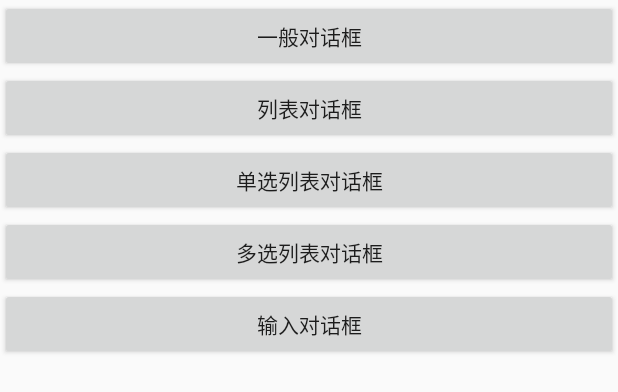
After one commit to iwanggp/My_Android, an Android app: the layout activity_dialog_demo.xml on its own in the app's theme, with its tools: preview values and no code run, on a phone screen of 412 x 824 dp. The commit adds this screen. Shown: the top 392 px of the screen. Run offline under Robolectric (Android 15) with nearby library versions, the phone set to English and light mode, and no system bars.

Commit message:
基本完成了Dialog的常见操作

```diff
--- a/app/src/main/AndroidManifest.xml
+++ b/app/src/main/AndroidManifest.xml
@@ -35,7 +35,9 @@
         <!-- </activity> -->
         <!-- <activity android:name=".HandlerThreadDemo"> -->
         <!-- </activity> -->
-        <!--<activity android:name=".HandlerDemo">-->
+        <!-- <activity android:name=".HandlerDemo"> -->
+        <!-- </activity> -->
+        <!--<activity android:name=".DialogDemoActivity">-->
         <!--</activity>-->
     </application>
 
--- /dev/null
+++ b/app/src/main/res/layout/activity_dialog_demo.xml
@@ -0,0 +1,41 @@
+<?xml version="1.0" encoding="utf-8"?>
+<LinearLayout
+    xmlns:android="http://schemas.android.com/apk/res/android"
+    xmlns:tools="http://schemas.android.com/tools"
+    android:id="@+id/activity_dialog_demo"
+    android:layout_width="match_parent"
+    android:layout_height="match_parent"
+    android:orientation="vertical"
+    tools:context="com.zerone.wgp.activities.DialogDemoActivity">
+
+    <Button
+        android:id="@+id/bt_custom"
+        android:layout_width="match_parent"
+        android:layout_height="wrap_content"
+        android:text="一般对话框"/>
+
+    <Button
+        android:id="@+id/bt_pt"
+        android:layout_width="match_parent"
+        android:layout_height="wrap_content"
+        android:text="列表对话框"/>
+
+
+    <Button
+        android:id="@+id/bt_dx"
+        android:layout_width="match_parent"
+        android:layout_height="wrap_content"
+        android:text="单选列表对话框"/>
+
+    <Button
+        android:id="@+id/bt_dxdx"
+        android:layout_width="match_parent"
+        android:layout_height="wrap_content"
+        android:text="多选列表对话框"/>
+
+    <Button
+        android:id="@+id/bt_list"
+        android:layout_width="match_parent"
+        android:layout_height="wrap_content"
+        android:text="输入对话框"/>
+</LinearLayout>
```
Also changed, not shown: app/src/main/java/com/zerone/wgp/activities/DialogDemoActivity.java (added, +175 -0 lines), app/src/main/java/com/zerone/wgp/dialogfragments/DatePicDialog.java (renamed from app/src/main/java/com/zerone/wgp/dialogfragments/DataPicDialog.java, +30 -17 lines), app/src/main/java/com/zerone/wgp/fragment/MyDialogFragment.java (+5 -3 lines), app/src/main/res/layout/dialog_bottom.xml (+13 -13 lines).
